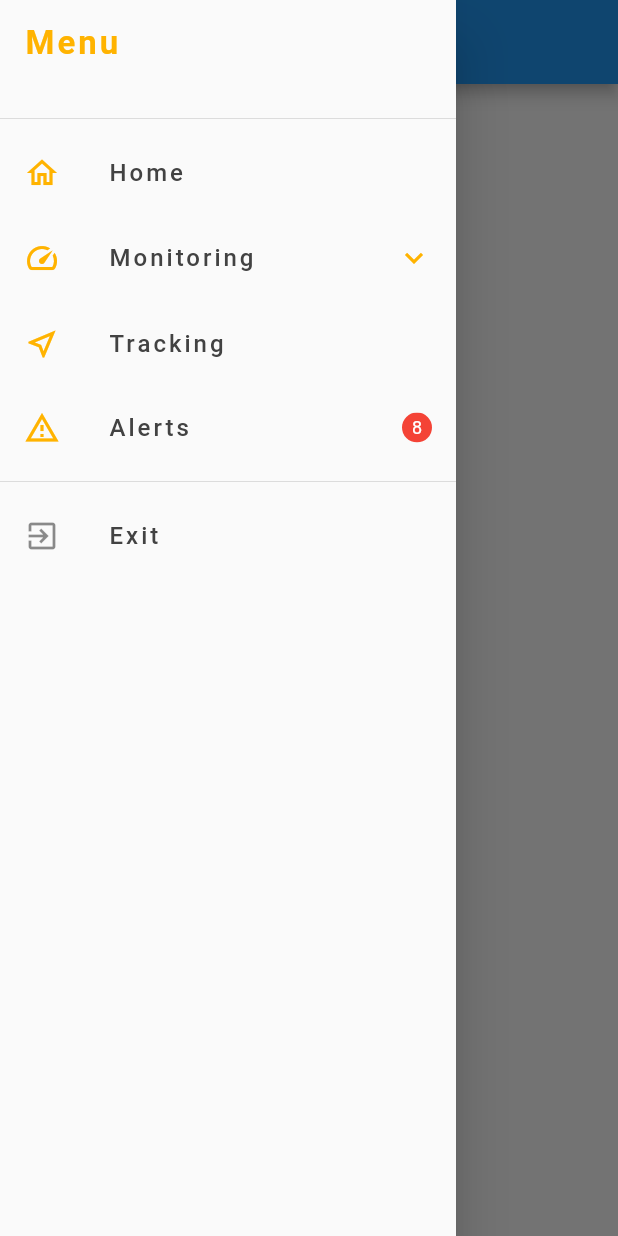
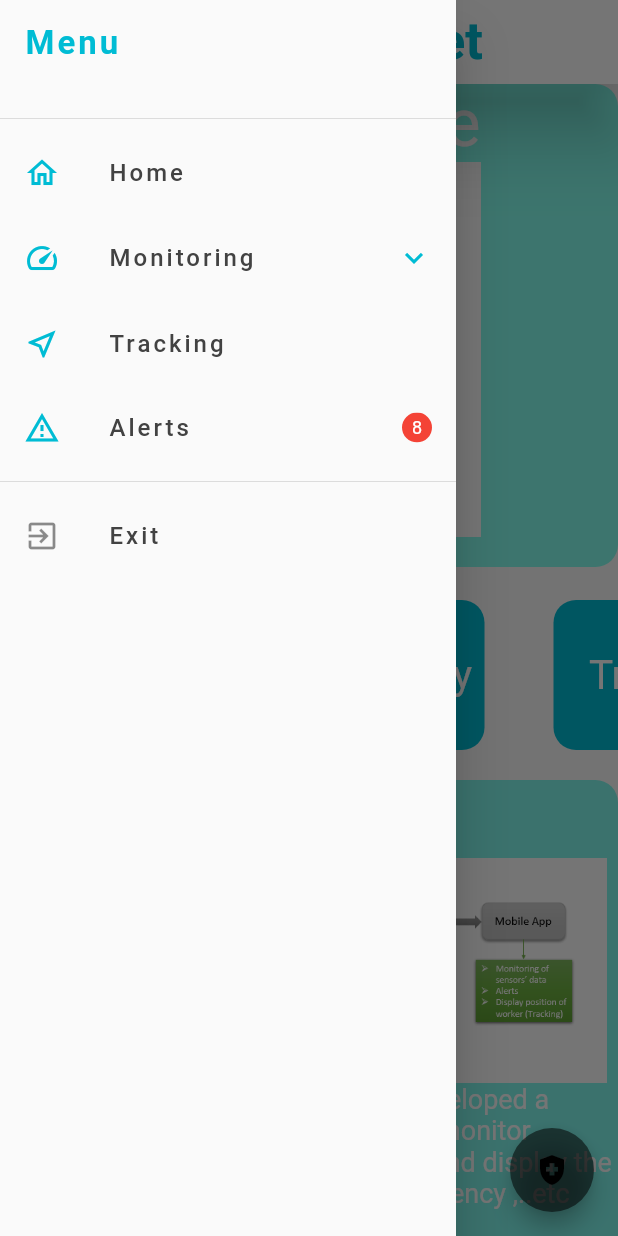
Before and after one commit to AsmaaJAH/smarthelmet, a Flutter app: the screen it shows after launch, with the side drawer open, on a phone screen of 412 x 824 dp. Run offline on Flutter 3.47's test engine with Material 2 defaults, Android fonts, the phone set to English and light mode, and no system bars; Roboto replaces fonts that are missing (Ubuntu).

Commit message:
finish home page

```diff
--- a/lib/main.dart
+++ b/lib/main.dart
@@ -23,7 +23,7 @@ class MyApp extends StatelessWidget {
         // or simply save your changes to "hot reload" in a Flutter IDE).
         // Notice that the counter didn't reset back to zero; the application
         // is not restarted.
-        primarySwatch: Colors.blue,
+        primarySwatch: Colors.amber,
       ),
       debugShowCheckedModeBanner: false,
       home: HomePageScreen(),
--- a/lib/modules/home-page/HomePage.dart
+++ b/lib/modules/home-page/HomePage.dart
@@ -1,5 +1,4 @@
 import 'package:flutter/material.dart';
-
 import '../../nav-bar/NavBarScreen.dart';
 
 class HomePageScreen extends StatelessWidget {
@@ -8,13 +7,126 @@ class HomePageScreen extends StatelessWidget {
   Widget build(BuildContext context) {
     return Scaffold(
       drawer: NavBar(),
-      appBar: AppBar(),
-      // appBar: AppBar(
-      //     leading: IconButton(
-      //       onPressed: () {},
-      //       icon: const Icon(Icons.menu),
-      //     ),
-      // ),
+      appBar: AppBar(
+        title: const Text("Safety  Helmet",
+            style: TextStyle(
+                color: Colors.cyan, fontSize: 35, fontWeight: FontWeight.w700)),
+        centerTitle: true,
+        backgroundColor: Colors.white,
+        elevation: 20,
+      ),
+      body: SingleChildScrollView(
+        child: Column(
+          children: [
+            Container(
+              margin: EdgeInsets.only(bottom: 22),
+              alignment: Alignment.center,
+              decoration: BoxDecoration(
+                borderRadius: BorderRadius.circular(15),
+                color: Color.fromARGB(255, 132, 255, 239),
+              ),
+              height: 322,
+              width: double.infinity,
+              child: Column(
+                children: const [
+                  Text(
+                    "Home Page",
+                    style: TextStyle(color: Colors.white, fontSize: 44),
+                  ),
+                  Image(
+                    fit: BoxFit.cover,
+                    height: 250,
+                    image: AssetImage(
+                    "assets/images/myappLogo.png",
+                  ),)
+                ],
+              ),
+            ),
+            SingleChildScrollView(
+              scrollDirection: Axis.horizontal,
+              child: Row(
+                children: [
+                  Container(
+                    alignment: Alignment.center,
+                    decoration: BoxDecoration(
+                      borderRadius: BorderRadius.circular(15),
+                      color: Colors.cyan,
+                    ),
+                    height: 100,
+                    width: 150,
+                    child: const Text(
+                      "Monitoring",
+                      style: TextStyle(color: Colors.white, fontSize: 27),
+                    ),
+                  ),
+                  Container(
+                    margin: EdgeInsets.symmetric(horizontal: 23),
+                    alignment: Alignment.center,
+                    decoration: BoxDecoration(
+                      borderRadius: BorderRadius.circular(15),
+                      color: Colors.cyan,
+                    ),
+                    height: 100,
+                    width: 150,
+                    child: const Text(
+                      "Emergency",
+                      style: TextStyle(color: Colors.white, fontSize: 27),
+                    ),
+                  ),
+                  Container(
+                    margin: EdgeInsets.symmetric(horizontal: 23),
+                    alignment: Alignment.center,
+                    decoration: BoxDecoration(
+                      borderRadius: BorderRadius.circular(15),
+                      color: Colors.cyan,
+                    ),
+                    height: 100,
+                    width: 150,
+                    child: const Text(
+                      "Tracking",
+                      style: TextStyle(color: Colors.white, fontSize: 27),
+                    ),
+                  ),
+                ],
+              ),
+            ),
+            Container(
+              margin: EdgeInsets.only(top: 20),
+              alignment: Alignment.center,
+              decoration: BoxDecoration(
+                borderRadius: BorderRadius.circular(15),
+                color: Color.fromARGB(255, 128, 248, 238),
+              ),
+              height: 322,
+              width: double.infinity,
+              child: Column(
+                children: [
+                  const Text(
+                    "About us",
+                    style: TextStyle(color: Colors.white, fontSize: 44),
+                  ),
+                  Image.asset(
+                    "assets/images/aboutus.PNG",
+                    fit: BoxFit.cover,
+                    height: 150,
+                  ),
+                  const Text(
+                    "We are engineering students who developed a smart safety helmet with sensors to monitor surrounding data from environment and display the worker position in the cases of emergency ,..etc",
+                    style: TextStyle(color: Colors.white, fontSize: 18),
+                  ),
+                ],
+              ),
+            )
+          ],
+        ),
+      ),
+      floatingActionButton: FloatingActionButton(
+        onPressed: () {},
+        backgroundColor: Colors.black54,
+        child: const Icon(
+          Icons.health_and_safety,
+        ),
+      ),
     );
   }
 }
--- a/lib/nav-bar/FallDeteting.dart
+++ b/lib/nav-bar/FallDeteting.dart
@@ -1,5 +1,6 @@
 
 import 'package:flutter/material.dart';
+import 'package:smarthelmet/shared/constants/Constants.dart';
 
 class FallDetection extends StatelessWidget {
 
@@ -17,7 +18,7 @@ class FallDetection extends StatelessWidget {
             fontFamily: 'Ubuntu',
           ),
         ),
-        backgroundColor: Colors.amber[600],
+        backgroundColor: navBarColor,
         elevation: 0.0,
         leading: IconButton(
           onPressed: () {
--- a/lib/nav-bar/Logout.dart
+++ b/lib/nav-bar/Logout.dart
@@ -1,5 +1,6 @@
 
 import 'package:flutter/material.dart';
+import 'package:smarthelmet/shared/constants/Constants.dart';
 
 class LogOutScreen extends StatelessWidget {
 
@@ -17,7 +18,7 @@ class LogOutScreen extends StatelessWidget {
             fontFamily: 'Ubuntu',
           ),
         ),
-        backgroundColor: Colors.amber[600],
+        backgroundColor: navBarColor,
         elevation: 0.0,
         leading: IconButton(
           onPressed: () {
--- a/lib/nav-bar/NavBarScreen.dart
+++ b/lib/nav-bar/NavBarScreen.dart
@@ -2,6 +2,7 @@ import 'package:flutter/material.dart';
 import 'package:smarthelmet/nav-bar/Gas.dart';
 import 'package:smarthelmet/nav-bar/Tempreture.dart';
 import 'package:smarthelmet/nav-bar/UltrasonicSensor.dart';
+import 'package:smarthelmet/shared/constants/Constants.dart';
 
 import 'Alerts.dart';
 import 'FallDeteting.dart';
@@ -24,17 +25,16 @@ class NavBar extends StatelessWidget {
                   fontSize: 22.0,
                   fontWeight: FontWeight.bold,
                   letterSpacing: 2.0,
-                  color: Colors.amber[600],
+                  color: navBarColor,
                   fontFamily: 'Ubuntu',
                 ),
               ),
             ),
           ),
-
           ListTile(
             leading: Icon(
               Icons.home_outlined,
-              color: Colors.amber[600],
+              color: navBarColor,
             ),
             title: Text(
               'Home',
@@ -59,7 +59,7 @@ class NavBar extends StatelessWidget {
           ExpansionTile(
             leading: Icon(Icons.speed_outlined),
             iconColor: Colors.grey[800],
-            collapsedIconColor: Colors.amber[600],
+            collapsedIconColor: navBarColor,
             title: Text(
               "Monitoring",
               style: TextStyle(
@@ -188,7 +188,7 @@ class NavBar extends StatelessWidget {
           ListTile(
             leading: Icon(
               Icons.near_me_outlined,
-              color: Colors.amber[600],
+              color: navBarColor
             ),
             title: Text(
               'Tracking',
@@ -214,7 +214,7 @@ class NavBar extends StatelessWidget {
           ListTile(
             leading: Icon(
               Icons.report_problem_outlined,
-              color: Colors.amber[600],
+              color: navBarColor,
             ),
             title: Text(
               'Alerts',
@@ -240,7 +240,7 @@ class NavBar extends StatelessWidget {
                 color: Colors.red,
                 width: 20,
                 height: 20,
-                child: Center(
+                child: const Center(
                   child: Text(
                     '8', // EDIT THIS TO BE VARIABLE LATER
                     style: TextStyle(
@@ -253,32 +253,7 @@ class NavBar extends StatelessWidget {
             ),
           ),
           Divider(),
-          // ListTile(
-          //   title: Text(
-          //     'Settings',
-          //     style: TextStyle(
-          //       fontSize: 16.0,
-          //       //fontWeight: FontWeight.bold,
-          //       letterSpacing: 2.0,
-          //       color: Colors.grey[800],
-          //       fontFamily: 'Ubuntu',
-          //     ),
-          //   ),
-          //   leading: Icon(
-          //     Icons.settings_outlined,
-          //     // color: Colors.amber[600],
-          //   ),
-          //   onTap: () {
-          //     // Update the state of the app
-          //     Navigator.push(
-          //       context,
-          //       MaterialPageRoute(builder: (context) => const Settings()),
-          //     );
-          //     // Then close the drawer
-          //     //Navigator.pop(context);
-          //   },
-          // ),
-          //Divider(),
+
           ListTile(
             title: Text(
               'Exit',
--- a/lib/nav-bar/Tempreture.dart
+++ b/lib/nav-bar/Tempreture.dart
@@ -1,5 +1,6 @@
 
 import 'package:flutter/material.dart';
+import 'package:smarthelmet/shared/constants/Constants.dart';
 
 class TempretureScreen extends StatelessWidget {
 
@@ -17,7 +18,7 @@ class TempretureScreen extends StatelessWidget {
             fontFamily: 'Ubuntu',
           ),
         ),
-        backgroundColor: Colors.amber[600],
+        backgroundColor: navBarColor,
         elevation: 0.0,
         leading: IconButton(
           onPressed: () {
--- a/lib/nav-bar/Tracking.dart
+++ b/lib/nav-bar/Tracking.dart
@@ -1,5 +1,6 @@
 
 import 'package:flutter/material.dart';
+import 'package:smarthelmet/shared/constants/Constants.dart';
 
 class Tracking extends StatelessWidget {
   @override
@@ -16,7 +17,7 @@ class Tracking extends StatelessWidget {
             fontFamily: 'Ubuntu',
           ),
         ),
-        backgroundColor: Colors.amber[600],
+        backgroundColor: navBarColor,
         elevation: 0.0,
         leading: IconButton(
           onPressed: () {
--- /dev/null
+++ b/lib/shared/constants/Constants.dart
@@ -0,0 +1,3 @@
+import 'package:flutter/material.dart';
+
+Color navBarColor = Colors.cyan;
--- a/pubspec.yaml
+++ b/pubspec.yaml
@@ -58,8 +58,9 @@ flutter:
   uses-material-design: true
 
   # To add assets to your application, add an assets section, like this:
-  # assets:
-  #   - images/a_dot_burr.jpeg
+  assets:
+    - assets/images/
+    - assets/images/icons/
   #   - images/a_dot_ham.jpeg
 
   # An image asset can refer to one or more resolution-specific "variants", see
```
Also changed, not shown: assets/images/aboutus.PNG (added), assets/images/icons/logo.png (added), assets/images/myappLogo.png (added).
